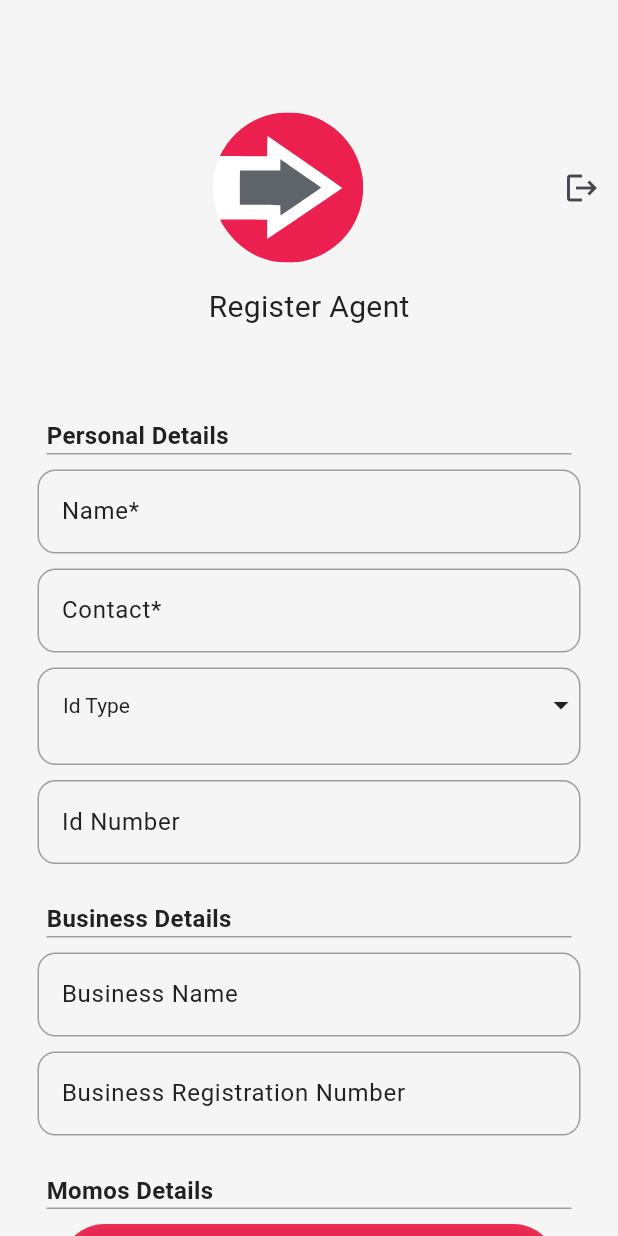
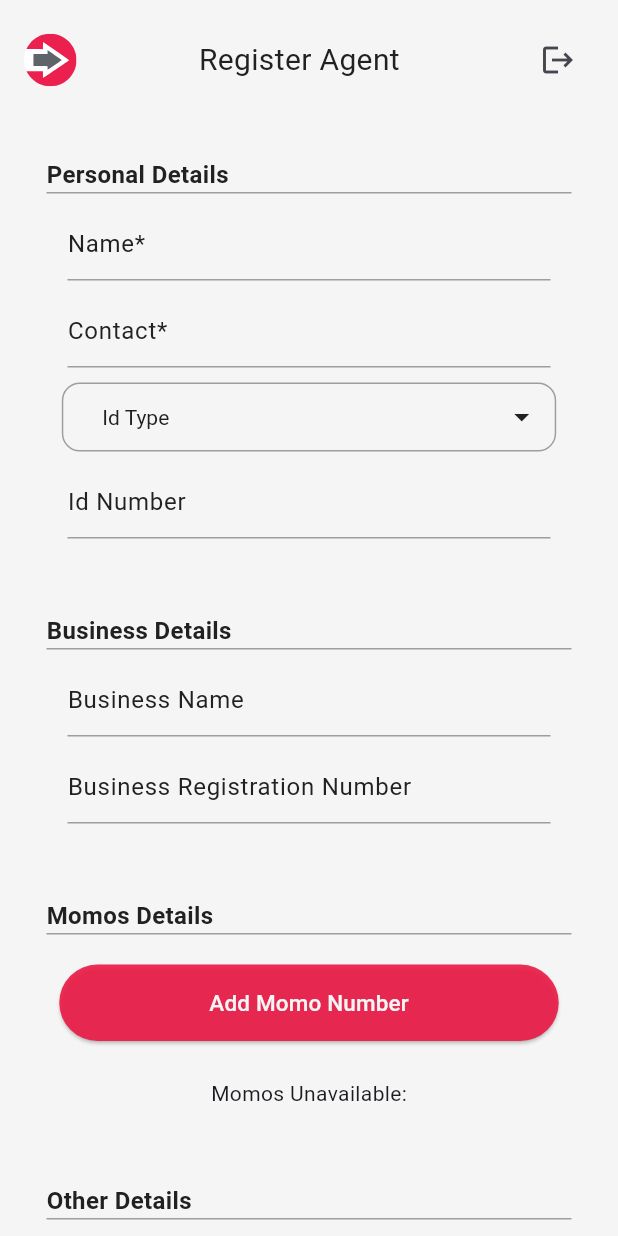
Before and after one commit to Jheezy30/agent_app, a Flutter app: the VendorsPage screen opened by its route, on a phone screen of 412 x 824 dp. Run offline on Flutter 3.47's test engine with Material 3 defaults, Android fonts, the phone set to English and light mode, and no system bars; our stand-ins replace dio, dropdown_button2, flutter_svg, geolocator, permission_handler, shared_preferences; accounts and stored records are empty; network calls fail.

Commit message:
changes to the vendors page

```diff
--- a/lib/components/my_drop_down_button.dart
+++ b/lib/components/my_drop_down_button.dart
@@ -1,5 +1,6 @@
 import 'package:dropdown_button2/dropdown_button2.dart';
 import 'package:flutter/material.dart';
+
 class MyDropDownButton extends StatelessWidget {
   final List<String> items;
   final String selectedValue;
@@ -18,14 +19,12 @@ class MyDropDownButton extends StatelessWidget {
     this.validator,
   }) : super(key: key);
 
-
-
   @override
   Widget build(BuildContext context) {
-    return Padding(
-      padding: const EdgeInsets.symmetric(horizontal: 25),
-      child: Container(
-        height: 65,
+    return Container(
+      // height: 65,
+      width: MediaQuery.of(context).size.width * 0.8,
+      padding: EdgeInsets.symmetric(horizontal: 10, vertical: 10),
       decoration: BoxDecoration(
         borderRadius: BorderRadius.circular(12),
         border: Border.all(color: Colors.grey.shade500),
@@ -58,19 +57,19 @@ class MyDropDownButton extends StatelessWidget {
               ),
             )
             .toList(),
-          style:  TextStyle(color: Colors.grey.shade100),
+        style: TextStyle(color: Colors.grey.shade100),
         icon: Icon(
           Icons.arrow_drop_down,
           color: Colors.grey.shade900,
         ),
-          validator: validator ?? (value) {
+        validator: validator ??
+            (value) {
               if (isRequired && (value == null || value.isEmpty)) {
                 return 'This field is required';
               }
               return null;
             },
       ),
-      ),
     );
   }
 }
--- a/lib/components/my_textform_field.dart
+++ b/lib/components/my_textform_field.dart
@@ -1,5 +1,4 @@
 import 'package:flutter/material.dart';
-
 
 class MyTextFormField extends StatelessWidget {
   final TextEditingController controller;
@@ -11,15 +10,15 @@ class MyTextFormField extends StatelessWidget {
   final void Function(String?)? onSaved;
 
   const MyTextFormField({
-    super.key,
+    Key? key,
     required this.controller,
     required this.labelText,
     this.isRequired = false,
     this.isNumericOnly = false,
     this.isObsecureText = false,
-     this.validator,
-     this.onSaved,
-    });
+    this.validator,
+    this.onSaved,
+  }) : super(key: key);
 
   @override
   Widget build(BuildContext context) {
@@ -34,28 +33,32 @@ class MyTextFormField extends StatelessWidget {
         decoration: InputDecoration(
           labelText: isRequired ? '$labelText* ' : labelText,
           labelStyle: TextStyle(
-             color:Colors.grey.shade900,
+            color: Colors.grey.shade900,
           ),
-          enabledBorder: OutlineInputBorder(
-            borderRadius: BorderRadius.circular(12),
+          enabledBorder: UnderlineInputBorder(
             borderSide: BorderSide(
               color: Colors.grey.shade500,
             ),
           ),
-          focusedBorder: OutlineInputBorder(
-            borderRadius: BorderRadius.circular(12),
+          focusedBorder: UnderlineInputBorder(
             borderSide: BorderSide(
               color: isRequired ? Colors.red : Colors.grey.shade500,
             ),
           ),
         ),
         cursorColor: Colors.grey.shade900,
-        validator: validator ?? (value) {
+        validator: (value) {
           if (isRequired && (value == null || value.isEmpty)) {
             return 'This field is required';
           }
 
-          return null;
+          if (isNumericOnly && value != null && value.isNotEmpty) {
+            if (value.length < 10) {
+              return 'Digit is not up to 10';
+            }
+          }
+
+          return validator != null ? validator!(value) : null;
         },
         onSaved: onSaved,
       ),
--- a/lib/pages/confirm_details_page.dart
+++ b/lib/pages/confirm_details_page.dart
@@ -69,7 +69,7 @@ class _ConfirmDetailsPageState extends State<ConfirmDetailsPage> {
             Align(
               alignment: Alignment.center,
               child: SizedBox(
-                height: 60,
+                height: 50,
                 width: 250,
                 child: ElevatedButton(
                   onPressed: () async {
@@ -98,7 +98,8 @@ class _ConfirmDetailsPageState extends State<ConfirmDetailsPage> {
                   ),
                   child: integrate.isLoading
                       ? CircularProgressIndicator(
-                          valueColor: AlwaysStoppedAnimation<Color>(Colors.white),
+                          valueColor:
+                              AlwaysStoppedAnimation<Color>(Colors.white),
                         )
                       : Text(
                           "Register",
--- a/lib/pages/vendors_page.dart
+++ b/lib/pages/vendors_page.dart
@@ -26,13 +26,14 @@ class VendorsPage extends StatefulWidget {
 }
 
 class _VendorsPageState extends State<VendorsPage> {
-  late Geoservice geoservice;
-
   @override
   void initState() {
     super.initState();
-    geoservice = Provider.of<Geoservice>(context, listen: false);
-    geoservice.startListeningForLocationUpdates();
+    Future.microtask(() {
+      context.read<Geoservice>().startListeningForLocationUpdates();
+    });
+    // geoservice = Provider.of<Geoservice>(context, listen: false);
+    // geoservice.startListeningForLocationUpdates();
   }
 
   final TextEditingController nameController = TextEditingController();
@@ -83,25 +84,38 @@ class _VendorsPageState extends State<VendorsPage> {
     return Consumer2<Geoservice, MomoCustom>(
       builder: (__, geoservice, momo, _) => Scaffold(
         body: Padding(
-          padding: const EdgeInsets.only(top: 75),
+          padding: const EdgeInsets.only(top: 0),
+          child: SafeArea(
             child: Form(
               key: _formKey,
               child: Column(
                 crossAxisAlignment: CrossAxisAlignment.stretch,
                 children: [
                   Column(
+                    crossAxisAlignment: CrossAxisAlignment.stretch,
                     children: [
-                    Row(
+                      Padding(
+                        padding: const EdgeInsets.all(16.0),
+                        child: Row(
                           mainAxisAlignment: MainAxisAlignment.spaceBetween,
                           children: [
-                        Expanded(
-                          child: Padding(
-                            padding: const EdgeInsets.only(left: 20),
+                            Padding(
+                              padding: const EdgeInsets.only(left: 0),
                               child: SvgPicture.asset(
                                 'images/logo.svg',
                                 semanticsLabel: 'korba Logo',
-                              height: 100,
-                              width: 100,
+                                height: 35,
+                                width: 35,
+                              ),
+                            ),
+                            Padding(
+                              padding:
+                                  const EdgeInsets.symmetric(horizontal: 0),
+                              child: Text(
+                                "Register Agent",
+                                style: TextStyle(
+                                  color: Colors.grey.shade900,
+                                  fontSize: 20,
                                 ),
                               ),
                             ),
@@ -119,36 +133,21 @@ class _VendorsPageState extends State<VendorsPage> {
                             ),
                           ],
                         ),
-                    const SizedBox(
-                      height: 15,
-                    ),
-                    Padding(
-                      padding: const EdgeInsets.symmetric(horizontal: 20),
-                      child: Text(
-                        "Register Agent",
-                        style: TextStyle(
-                          color: Colors.grey.shade900,
-                          fontSize: 20,
-                        ),
-                      ),
                       ),
                     ],
                   ),
-                const SizedBox(
-                  height: 10,
-                ),
                   Expanded(
                     child: SingleChildScrollView(
+                      padding: const EdgeInsets.symmetric(horizontal: 20.0),
                       scrollDirection: Axis.vertical,
                       child: Column(
                         children: [
                           //name field
                           const SizedBox(
-                          height: 50,
+                            height: 25,
                           ),
                           TextDivider(
                             text: 'Personal Details',
-
                             width: 350,
                             height: 1,
                             textStyle: TextStyle(
@@ -158,7 +157,9 @@ class _VendorsPageState extends State<VendorsPage> {
                             ),
                             padding: EdgeInsets.only(left: 8, top: 8),
                           ),
-                        const SizedBox(height: 10,),
+                          const SizedBox(
+                            height: 10,
+                          ),
 
                           MyTextFormField(
                             controller: nameController,
@@ -200,12 +201,11 @@ class _VendorsPageState extends State<VendorsPage> {
                           ),
 
                           const SizedBox(
-                          height: 25,
+                            height: 50,
                           ),
 
                           TextDivider(
                             text: 'Business Details',
-
                             width: 350,
                             height: 1,
                             textStyle: TextStyle(
@@ -215,8 +215,6 @@ class _VendorsPageState extends State<VendorsPage> {
                             ),
                             padding: EdgeInsets.only(left: 8, top: 8),
                           ),
-
-
 
                           const SizedBox(
                             height: 10,
@@ -237,12 +235,11 @@ class _VendorsPageState extends State<VendorsPage> {
                           ),
 
                           const SizedBox(
-                          height: 25,
+                            height: 50,
                           ),
 
                           TextDivider(
                             text: 'Momos Details',
-
                             width: 350,
                             height: 1,
                             textStyle: TextStyle(
@@ -252,14 +249,16 @@ class _VendorsPageState extends State<VendorsPage> {
                             ),
                             padding: EdgeInsets.only(left: 8, top: 8),
                           ),
-                        const SizedBox(height: 10,),
+                          const SizedBox(
+                            height: 20,
+                          ),
 
                           ElevatedButton(
                             style: ButtonStyle(
                               padding:
                                   MaterialStateProperty.all<EdgeInsetsGeometry>(
                                 EdgeInsets.symmetric(
-                                  vertical: 20.0, horizontal: 100.0),
+                                    vertical: 15.0, horizontal: 100.0),
                               ),
                               backgroundColor: MaterialStateProperty.all<Color>(
                                 CustomColors.customColor.shade800,
@@ -269,7 +268,7 @@ class _VendorsPageState extends State<VendorsPage> {
                               showDialog(
                                 context: context,
                                 builder: (context) => AlertDialog(
-                                title: Text('MOMO Numbers Details'),
+                                  title: Text('Momo Number Details'),
                                   content: Container(
                                     width:
                                         MediaQuery.of(context).size.width * 0.9,
@@ -322,6 +321,7 @@ class _VendorsPageState extends State<VendorsPage> {
                                             'ok',
                                             style: TextStyle(
                                               color: CustomColors.customColor,
+                                              fontSize: 18,
                                             ),
                                           ),
                                         ),
@@ -334,6 +334,7 @@ class _VendorsPageState extends State<VendorsPage> {
                                             'cancel',
                                             style: TextStyle(
                                               color: CustomColors.customColor,
+                                              fontSize: 18,
                                             ),
                                           ),
                                         ),
@@ -357,12 +358,20 @@ class _VendorsPageState extends State<VendorsPage> {
                           ),
 
                           const SizedBox(
-                          height: 15,
+                            height: 25,
                           ),
 
-                        Text('Added Momos:'),
+                          Column(
+                            crossAxisAlignment: CrossAxisAlignment.start,
+                            children: [
+                              if (momo.momos.isNotEmpty)
+                                Center(child: Text('Added Momos:')),
+                              if (momo.momos.isEmpty)
+                                Text('Momos Unavailable:'),
+                              if (momo.momos.isNotEmpty)
                                 Padding(
-                          padding: const EdgeInsets.symmetric(horizontal: 16),
+                                  padding: const EdgeInsets.symmetric(
+                                      horizontal: 16),
                                   child: ListView.builder(
                                     shrinkWrap: true,
                                     itemCount: momo.momos.length,
@@ -384,12 +393,15 @@ class _VendorsPageState extends State<VendorsPage> {
                                     },
                                   ),
                                 ),
+                            ],
+                          ),
 
-                        const SizedBox(height: 25,),
+                          const SizedBox(
+                            height: 50,
+                          ),
 
                           TextDivider(
                             text: 'Other Details',
-
                             width: 350,
                             height: 1,
                             textStyle: TextStyle(
@@ -401,7 +413,8 @@ class _VendorsPageState extends State<VendorsPage> {
                           ),
 
                           Padding(
-                          padding: const EdgeInsets.symmetric(horizontal: 16.0),
+                            padding:
+                                const EdgeInsets.symmetric(horizontal: 16.0),
                             child: SwitchListTile(
                                 value: isAmbassador,
                                 activeTrackColor: CustomColors.customColor,
@@ -419,7 +432,8 @@ class _VendorsPageState extends State<VendorsPage> {
                           ),
 
                           Padding(
-                          padding: const EdgeInsets.symmetric(horizontal: 16.0),
+                            padding:
+                                const EdgeInsets.symmetric(horizontal: 16.0),
                             child: SwitchListTile(
                                 value: isLandTenureAgent,
                                 activeTrackColor: CustomColors.customColor,
@@ -457,8 +471,13 @@ class _VendorsPageState extends State<VendorsPage> {
                           const SizedBox(
                             height: 25,
                           ),
-                        MyButton(
-                          onTap: () {
+                          geoservice.isLoading
+                              ? CircularProgressIndicator(
+                                  valueColor: AlwaysStoppedAnimation<Color>(
+                                      CustomColors.customColor),
+                                ) // Show progress indicator while loading
+                              : MyButton(
+                                  onTap: () async {
                                     if (_formKey.currentState!.validate() &&
                                         nameController.text.isNotEmpty &&
                                         contactController.text.isNotEmpty &&
@@ -466,11 +485,15 @@ class _VendorsPageState extends State<VendorsPage> {
                                         _networkType.isNotEmpty) {
                                       _formKey.currentState!.save();
 
+                                      // Perform geoservice.search() and other necessary operations
+                                      await geoservice.search();
+
+                                      // Ensure all necessary data is collected and assigned to user object
                                       final user = User(
                                         user_id: currentId,
                                         name: nameController.text,
-                                business_name:
-                                    businessNameController.text.isNotEmpty
+                                        business_name: businessNameController
+                                                .text.isNotEmpty
                                             ? businessNameController.text
                                             : null,
                                         business_registration_number:
@@ -480,7 +503,8 @@ class _VendorsPageState extends State<VendorsPage> {
                                                     .text
                                                 : null,
                                         contact: contactController.text,
-                                id_number: idNumberController.text.isNotEmpty
+                                        id_number:
+                                            idNumberController.text.isNotEmpty
                                                 ? idNumberController.text
                                                 : null,
                                         id_type: _idType,
@@ -488,17 +512,19 @@ class _VendorsPageState extends State<VendorsPage> {
                                         is_ambassador: isAmbassador,
                                         is_land_tenure_agent: isLandTenureAgent,
                                         zone: _zone,
-                                location: '${geoservice.town ?? 'N/A'}',
+                                        location: '${geoservice.location}',
+                                        region: '${geoservice.region}',
                                         longitude:
-                                    '${geoservice.currentPosition?.longitude ?? 'N/A'}',
+                                            '${geoservice.currentPosition?.longitude}',
                                         latitude:
-                                    '${geoservice.currentPosition?.latitude ?? 'N/A'}',
+                                            '${geoservice.currentPosition?.latitude}',
                                       );
 
                                       Navigator.push(
                                         context,
                                         MaterialPageRoute(
-                                  builder: (context) => ConfirmDetailsPage(
+                                          builder: (context) =>
+                                              ConfirmDetailsPage(
                                             user: user,
                                             clearControllers: clearControllers,
                                           ),
@@ -507,10 +533,17 @@ class _VendorsPageState extends State<VendorsPage> {
                                     } else {
                                       showDialog(
                                         context: context,
-                                builder: (context) => CustomAlertDialog(
-                                  title: 'Empty Fields',
-                                  message:
-                                      'Please fill in all required fields.',
+                                        builder: (context) => AlertDialog(
+                                          title: Text('Empty Fields'),
+                                          content: Text(
+                                              'Please fill in all required fields.'),
+                                          actions: [
+                                            TextButton(
+                                              onPressed: () =>
+                                                  Navigator.of(context).pop(),
+                                              child: Text('OK'),
+                                            ),
+                                          ],
                                         ),
                                       );
                                     }
@@ -530,6 +563,7 @@ class _VendorsPageState extends State<VendorsPage> {
             ),
           ),
         ),
+      ),
     );
   }
 }
--- a/lib/services/geo_service.dart
+++ b/lib/services/geo_service.dart
@@ -60,7 +60,6 @@ class Geoservice extends ChangeNotifier {
     }
   }
 
-
   void cancelSubscription() {
     positionStreamSubscription?.cancel();
   }
@@ -91,6 +90,9 @@ class Geoservice extends ChangeNotifier {
         region = features[0]['properties']['state'];
         district = features[0]['properties']['county'];
         town = features[0]['properties']['suburb'];
+
+        print(location);
+        print(region);
       } else {
         // Request failed
         // Handle error
```
Also changed, not shown: lib/components/custom_table_row.dart (+23 -44 lines), lib/components/my_button.dart (+6 -8 lines), lib/main.dart (+8 -4 lines), lib/pages/login_page.dart (+10 -8 lines), pubspec.lock, 10 other files. Lines whose indentation alone changed are shown as unchanged.
